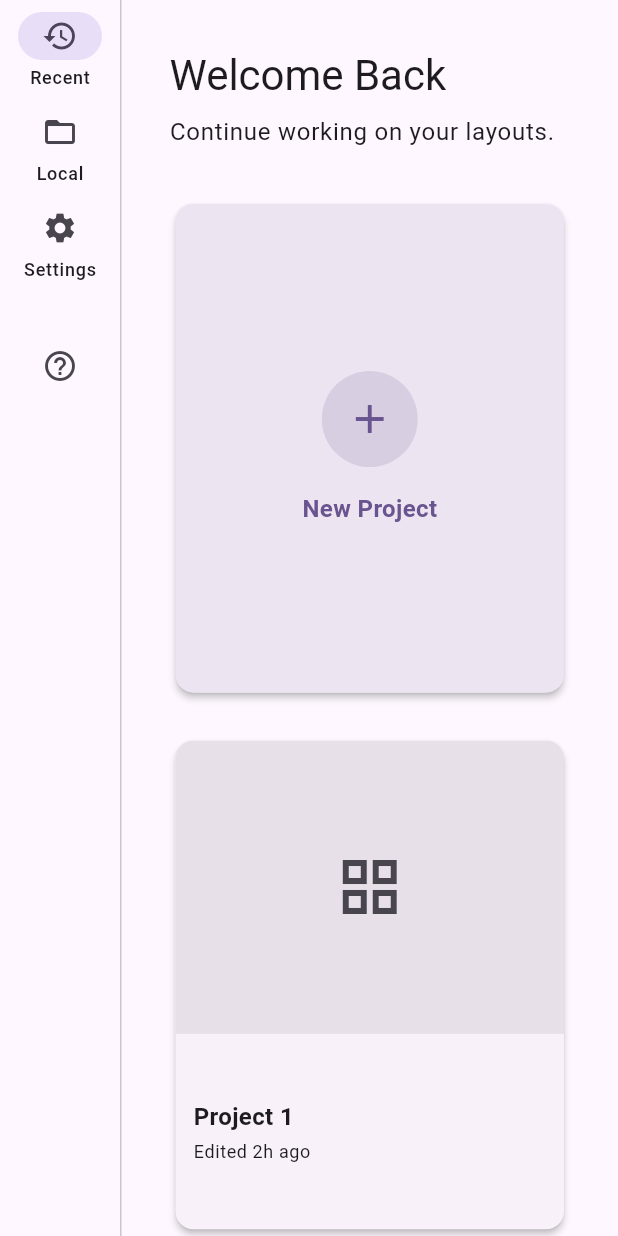
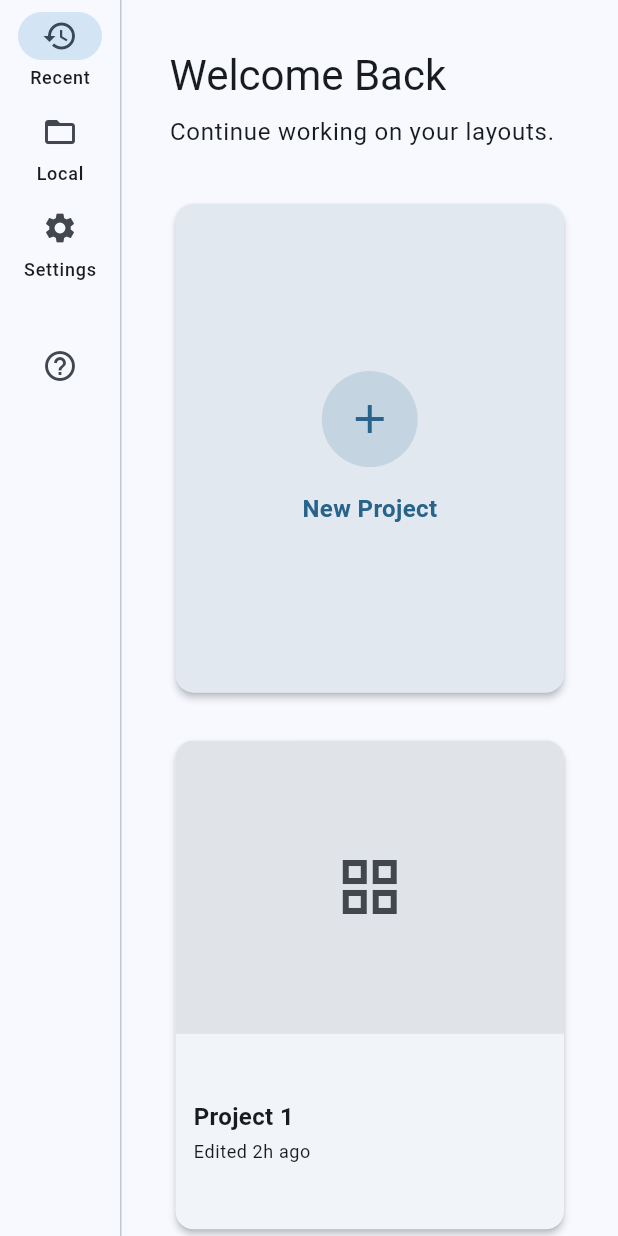
Before and after one commit to check5004/MIDI-Visualizer-Studio, a Flutter app: the screen it shows after launch, on a phone screen of 412 x 824 dp. Run offline on Flutter 3.47's test engine with Material 3 defaults, Android fonts, the light colour scheme and no system bars; our stand-ins replace file_picker, flutter_bloc, freezed_annotation, go_router, shared_preferences; missing offline and left inert: flutter_midi_command, window_manager.

Commit message:
style: テーマのシードカラーをdeepPurpleからlightBlueに変更

```diff
--- a/midi_visualizer_studio/lib/main.dart
+++ b/midi_visualizer_studio/lib/main.dart
@@ -52,9 +52,9 @@ class MidiVisualizerApp extends StatelessWidget {
           builder: (context, state) {
             return MaterialApp.router(
               title: 'MIDI Visualizer Studio',
-              theme: ThemeData(colorScheme: ColorScheme.fromSeed(seedColor: Colors.deepPurple), useMaterial3: true),
+              theme: ThemeData(colorScheme: ColorScheme.fromSeed(seedColor: Colors.lightBlue), useMaterial3: true),
               darkTheme: ThemeData(
-                colorScheme: ColorScheme.fromSeed(seedColor: Colors.deepPurple, brightness: Brightness.dark),
+                colorScheme: ColorScheme.fromSeed(seedColor: Colors.lightBlue, brightness: Brightness.dark),
                 useMaterial3: true,
               ),
               themeMode: state.themeMode,
```
